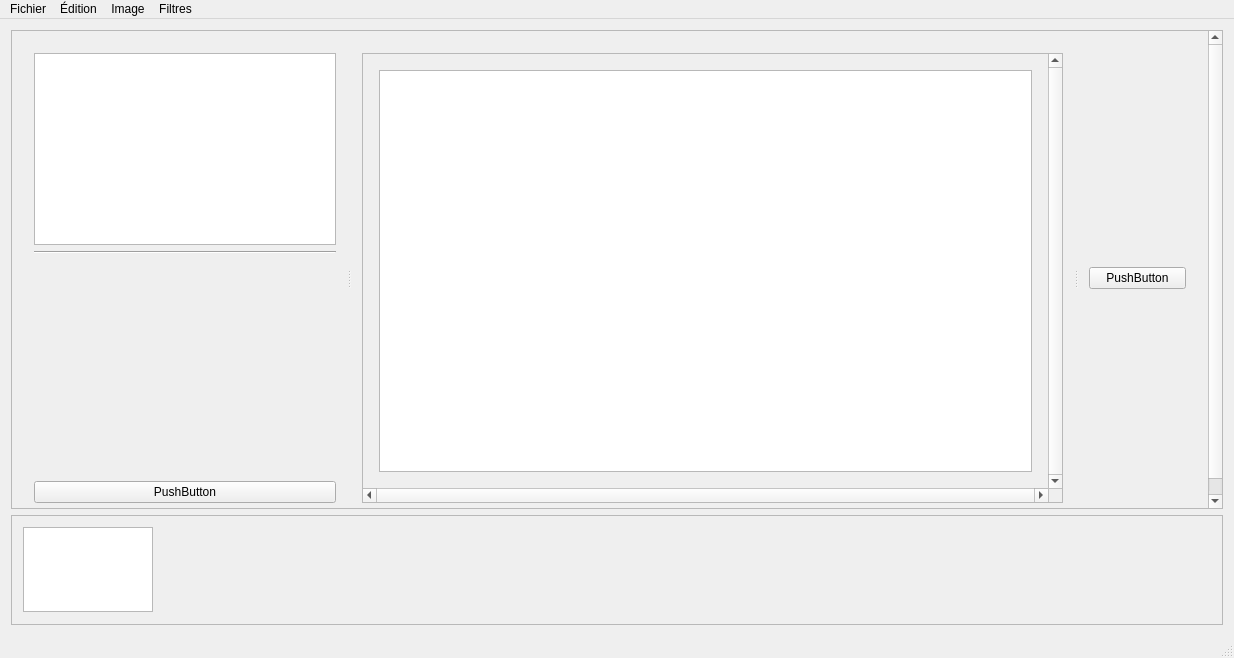
Anthiel/IHM_Qt_M1, file mainwindow.ui: the form before one commit.
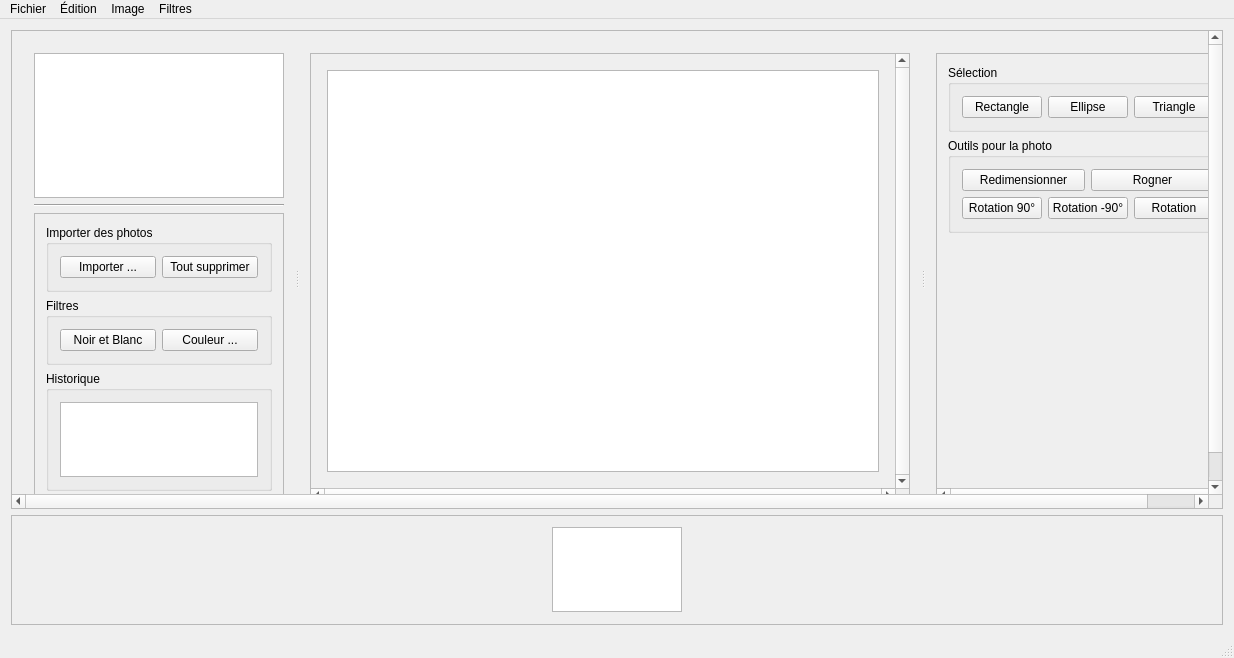
The form after the commit. Icons and pictures are not drawn. Custom widgets are drawn as their Qt base class.

Commit message: amélioration IHM et correction bug label explorer et carte mentale

```diff
--- a/mainwindow.ui
+++ b/mainwindow.ui
@@ -59,8 +59,8 @@
             <rect>
              <x>0</x>
              <y>0</y>
-             <width>1185</width>
-             <height>474</height>
+             <width>1210</width>
+             <height>477</height>
             </rect>
            </property>
            <property name="sizePolicy">
@@ -77,6 +77,9 @@
               </property>
               <widget class="QWidget" name="verticalLayoutWidget">
                <layout class="QVBoxLayout" name="LayoutGauche">
+                <property name="spacing">
+                 <number>6</number>
+                </property>
                 <item>
                  <widget class="QGraphicsViewCustom" name="carteMentale">
                   <property name="sizePolicy">
@@ -91,6 +94,12 @@
                     <height>90</height>
                    </size>
                   </property>
+                  <property name="maximumSize">
+                   <size>
+                    <width>1400</width>
+                    <height>900</height>
+                   </size>
+                  </property>
                   <property name="sizeIncrement">
                    <size>
                     <width>0</width>
@@ -101,29 +110,111 @@
                 </item>
                 <item>
                  <widget class="Line" name="line">
+                  <property name="sizePolicy">
+                   <sizepolicy hsizetype="Minimum" vsizetype="Minimum">
+                    <horstretch>0</horstretch>
+                    <verstretch>0</verstretch>
+                   </sizepolicy>
+                  </property>
+                  <property name="minimumSize">
+                   <size>
+                    <width>250</width>
+                    <height>0</height>
+                   </size>
+                  </property>
                   <property name="orientation">
                    <enum>Qt::Horizontal</enum>
                   </property>
                  </widget>
                 </item>
                 <item>
-                 <spacer name="verticalSpacer_3">
-                  <property name="orientation">
-                   <enum>Qt::Vertical</enum>
+                 <widget class="QScrollArea" name="scrollArea_2">
+                  <property name="widgetResizable">
+                   <bool>true</bool>
                   </property>
-                  <property name="sizeHint" stdset="0">
-                   <size>
-                    <width>20</width>
-                    <height>40</height>
-                   </size>
-                  </property>
-                 </spacer>
-                </item>
-                <item>
-                 <widget class="QPushButton" name="pushButton">
-                  <property name="text">
-                   <string>PushButton</string>
-                  </property>
+                  <widget class="QWidget" name="scrollAreaWidgetContents_4">
+                   <property name="geometry">
+                    <rect>
+                     <x>0</x>
+                     <y>0</y>
+                     <width>243</width>
+                     <height>254</height>
+                    </rect>
+                   </property>
+                   <layout class="QVBoxLayout" name="verticalLayout_3">
+                    <item>
+                     <widget class="QGroupBox" name="groupBox_2">
+                      <property name="title">
+                       <string>Importer des photos</string>
+                      </property>
+                      <layout class="QHBoxLayout" name="horizontalLayout_3">
+                       <item>
+                        <widget class="QPushButton" name="pushButton">
+                         <property name="text">
+                          <string>Importer ...</string>
+                         </property>
+                        </widget>
+                       </item>
+                       <item>
+                        <widget class="QPushButton" name="pushButton_3">
+                         <property name="text">
+                          <string>Tout supprimer</string>
+                         </property>
+                        </widget>
+                       </item>
+                      </layout>
+                     </widget>
+                    </item>
+                    <item>
+                     <widget class="QGroupBox" name="groupBox_3">
+                      <property name="title">
+                       <string>Filtres</string>
+                      </property>
+                      <layout class="QHBoxLayout" name="horizontalLayout_4">
+                       <item>
+                        <widget class="QPushButton" name="pushButton_6">
+                         <property name="text">
+                          <string>Noir et Blanc</string>
+                         </property>
+                        </widget>
+                       </item>
+                       <item>
+                        <widget class="QPushButton" name="pushButton_7">
+                         <property name="text">
+                          <string>Couleur ...</string>
+                         </property>
+                        </widget>
+                       </item>
+                      </layout>
+                     </widget>
+                    </item>
+                    <item>
+                     <widget class="QGroupBox" name="groupBox_4">
+                      <property name="title">
+                       <string>Historique</string>
+                      </property>
+                      <layout class="QVBoxLayout" name="verticalLayout_4">
+                       <item>
+                        <widget class="QListView" name="listView"/>
+                       </item>
+                      </layout>
+                     </widget>
+                    </item>
+                    <item>
+                     <spacer name="verticalSpacer_5">
+                      <property name="orientation">
+                       <enum>Qt::Vertical</enum>
+                      </property>
+                      <property name="sizeHint" stdset="0">
+                       <size>
+                        <width>20</width>
+                        <height>40</height>
+                       </size>
+                      </property>
+                     </spacer>
+                    </item>
+                   </layout>
+                  </widget>
                  </widget>
                 </item>
                </layout>
@@ -161,8 +252,8 @@
                     <rect>
                      <x>0</x>
                      <y>0</y>
-                     <width>701</width>
-                     <height>427</height>
+                     <width>595</width>
+                     <height>438</height>
                     </rect>
                    </property>
                    <layout class="QGridLayout" name="gridLayout_3">
@@ -242,10 +333,145 @@
               <widget class="QWidget" name="verticalLayoutWidget_3">
                <layout class="QVBoxLayout" name="LayoutDroit">
                 <item>
-                 <widget class="QPushButton" name="pushButton_3">
-                  <property name="text">
-                   <string>PushButton</string>
+                 <widget class="QScrollArea" name="scrollArea_3">
+                  <property name="sizePolicy">
+                   <sizepolicy hsizetype="Minimum" vsizetype="Minimum">
+                    <horstretch>0</horstretch>
+                    <verstretch>0</verstretch>
+                   </sizepolicy>
                   </property>
+                  <property name="minimumSize">
+                   <size>
+                    <width>300</width>
+                    <height>0</height>
+                   </size>
+                  </property>
+                  <property name="widgetResizable">
+                   <bool>true</bool>
+                  </property>
+                  <widget class="QWidget" name="scrollAreaWidgetContents_5">
+                   <property name="geometry">
+                    <rect>
+                     <x>0</x>
+                     <y>0</y>
+                     <width>298</width>
+                     <height>455</height>
+                    </rect>
+                   </property>
+                   <layout class="QVBoxLayout" name="verticalLayout_6">
+                    <item>
+                     <widget class="QGroupBox" name="groupBox">
+                      <property name="sizePolicy">
+                       <sizepolicy hsizetype="Preferred" vsizetype="Preferred">
+                        <horstretch>0</horstretch>
+                        <verstretch>0</verstretch>
+                       </sizepolicy>
+                      </property>
+                      <property name="minimumSize">
+                       <size>
+                        <width>0</width>
+                        <height>0</height>
+                       </size>
+                      </property>
+                      <property name="title">
+                       <string>Sélection</string>
+                      </property>
+                      <layout class="QVBoxLayout" name="verticalLayout_2">
+                       <item>
+                        <layout class="QHBoxLayout" name="horizontalLayout_2">
+                         <item>
+                          <widget class="QPushButton" name="pushButton_2">
+                           <property name="text">
+                            <string>Rectangle</string>
+                           </property>
+                          </widget>
+                         </item>
+                         <item>
+                          <widget class="QPushButton" name="pushButton_5">
+                           <property name="text">
+                            <string>Ellipse</string>
+                           </property>
+                          </widget>
+                         </item>
+                         <item>
+                          <widget class="QPushButton" name="pushButton_4">
+                           <property name="text">
+                            <string>Triangle</string>
+                           </property>
+                          </widget>
+                         </item>
+                        </layout>
+                       </item>
+                      </layout>
+                     </widget>
+                    </item>
+                    <item>
+                     <widget class="QGroupBox" name="groupBox_5">
+                      <property name="title">
+                       <string>Outils pour la photo</string>
+                      </property>
+                      <layout class="QVBoxLayout" name="verticalLayout_5">
+                       <item>
+                        <layout class="QHBoxLayout" name="horizontalLayout_6">
+                         <item>
+                          <widget class="QPushButton" name="pushButton_10">
+                           <property name="text">
+                            <string>Redimensionner</string>
+                           </property>
+                          </widget>
+                         </item>
+                         <item>
+                          <widget class="QPushButton" name="pushButton_11">
+                           <property name="text">
+                            <string>Rogner</string>
+                           </property>
+                          </widget>
+                         </item>
+                        </layout>
+                       </item>
+                       <item>
+                        <layout class="QHBoxLayout" name="horizontalLayout_5">
+                         <item>
+                          <widget class="QPushButton" name="pushButton_9">
+                           <property name="text">
+                            <string>Rotation 90°</string>
+                           </property>
+                          </widget>
+                         </item>
+                         <item>
+                          <widget class="QPushButton" name="pushButton_12">
+                           <property name="text">
+                            <string>Rotation -90°</string>
+                           </property>
+                          </widget>
+                         </item>
+                         <item>
+                          <widget class="QPushButton" name="pushButton_8">
+                           <property name="text">
+                            <string>Rotation</string>
+                           </property>
+                          </widget>
+                         </item>
+                        </layout>
+                       </item>
+                      </layout>
+                     </widget>
+                    </item>
+                    <item>
+                     <spacer name="verticalSpacer_3">
+                      <property name="orientation">
+                       <enum>Qt::Vertical</enum>
+                      </property>
+                      <property name="sizeHint" stdset="0">
+                       <size>
+                        <width>20</width>
+                        <height>80</height>
+                       </size>
+                      </property>
+                     </spacer>
+                    </item>
+                   </layout>
+                  </widget>
                  </widget>
                 </item>
                </layout>
@@ -280,10 +506,16 @@
           <rect>
            <x>0</x>
            <y>0</y>
-           <width>1208</width>
-           <height>109</height>
+           <width>1212</width>
+           <height>108</height>
           </rect>
          </property>
+         <property name="sizePolicy">
+          <sizepolicy hsizetype="Preferred" vsizetype="Expanding">
+           <horstretch>0</horstretch>
+           <verstretch>0</verstretch>
+          </sizepolicy>
+         </property>
          <layout class="QGridLayout" name="gridLayout_2">
           <item row="0" column="0">
            <layout class="QHBoxLayout" name="Layout_Explorer">
@@ -312,19 +544,6 @@
               </property>
              </widget>
             </item>
-            <item>
-             <spacer name="horizontalSpacer_3">
-              <property name="orientation">
-               <enum>Qt::Horizontal</enum>
-              </property>
-              <property name="sizeHint" stdset="0">
-               <size>
-                <width>40</width>
-                <height>20</height>
-               </size>
-              </property>
-             </spacer>
-            </item>
            </layout>
           </item>
          </layout>
```
Left out of the diff: 2 changed lines with no effect on the pictures. The commit also changes 1 other file.
